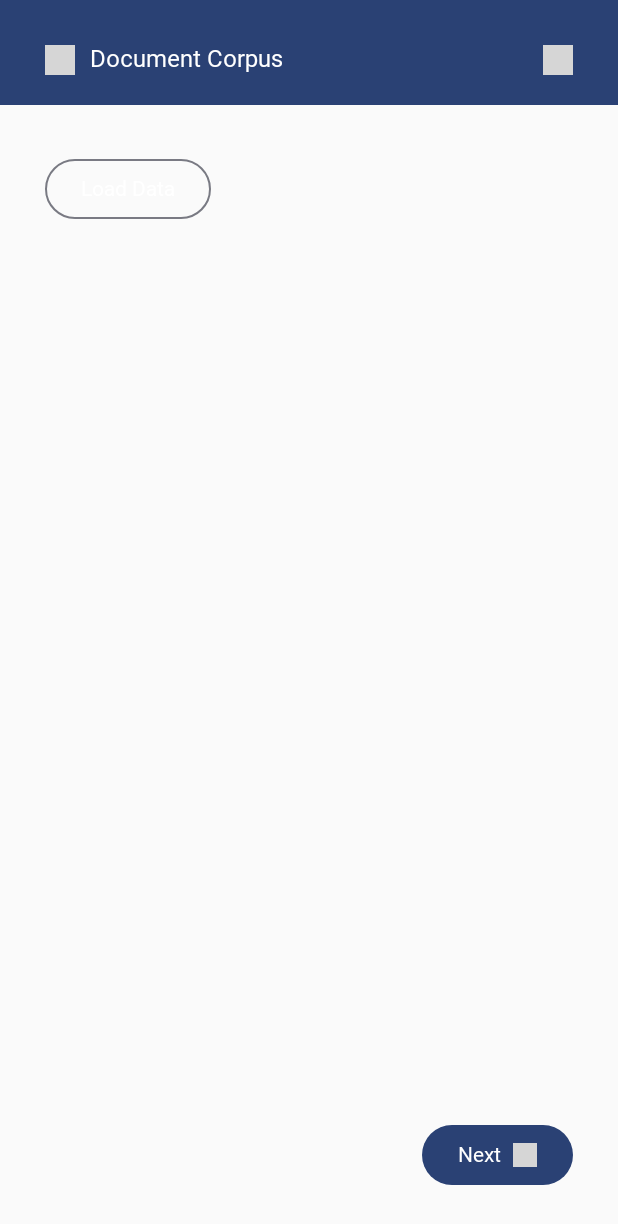
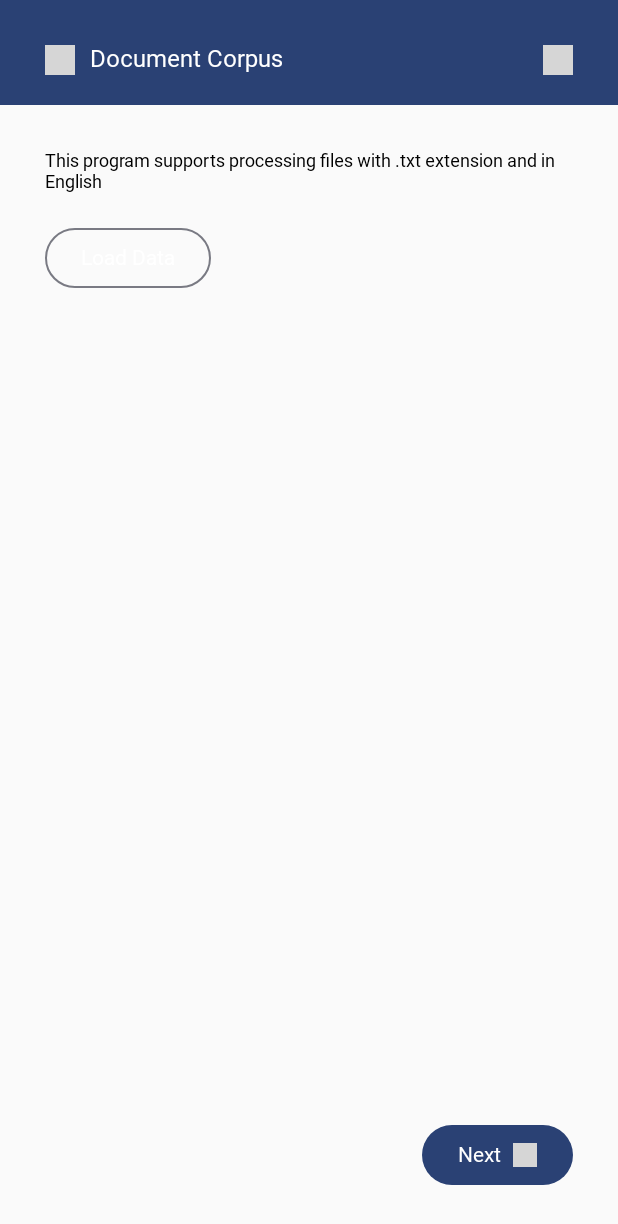
Before and after one commit to EkaterinaPikhovkina/taxonomy, an Android app built with Jetpack Compose: the DocumentCorpusObject screen opened through its navigation route, on a phone screen of 412 x 824 dp. Shown: the top 1224 px of the screen. Run offline under Robolectric (Android 15) with nearby library versions, the light colour scheme and no system bars; our stand-ins replace Firebase (no records; nobody signed in at launch, a user with empty details on screens opened directly); libraries missing offline, so code that uses them is left out: coil.decode, com.chaquo.python; Roboto replaces fonts that are not available here; 3 statements that could not run were skipped; grey boxes are pictures that could not be loaded.

Commit message:
solved some problems

```diff
--- a/app/src/main/java/com/example/taxonomy/DocumentCorpus.kt
+++ b/app/src/main/java/com/example/taxonomy/DocumentCorpus.kt
@@ -6,12 +6,12 @@ import androidx.activity.result.contract.ActivityResultContracts
 import androidx.compose.foundation.layout.Arrangement
 import androidx.compose.foundation.layout.Column
 import androidx.compose.foundation.layout.Row
+import androidx.compose.foundation.layout.Spacer
 import androidx.compose.foundation.layout.fillMaxSize
 import androidx.compose.foundation.layout.fillMaxWidth
+import androidx.compose.foundation.layout.height
 import androidx.compose.foundation.layout.padding
-import androidx.compose.foundation.layout.size
 import androidx.compose.foundation.lazy.LazyColumn
-import androidx.compose.foundation.lazy.items
 import androidx.compose.material3.MaterialTheme
 import androidx.compose.material3.OutlinedButton
 import androidx.compose.material3.Text
@@ -20,13 +20,9 @@ import androidx.compose.runtime.mutableStateOf
 import androidx.compose.runtime.remember
 import androidx.compose.ui.Alignment
 import androidx.compose.ui.Modifier
-import androidx.compose.ui.layout.ContentScale
 import androidx.compose.ui.platform.LocalContext
 import androidx.compose.ui.unit.dp
 import androidx.navigation.NavHostController
-import coil.compose.AsyncImage
-import coil.decode.SvgDecoder
-import coil.request.ImageRequest
 import com.chaquo.python.PyObject
 import com.chaquo.python.Python
 import com.chaquo.python.android.AndroidPlatform
@@ -41,22 +37,49 @@ fun DocumentCorpus(
     navController: NavHostController,
     navData: DocumentCorpusObject
 ) {
-    val loadedFiles = remember { mutableStateOf<List<String>>(emptyList()) }
     val textContent = remember { mutableStateOf("") }
     val context = LocalContext.current
+    val errorState = remember { mutableStateOf("") }
 
-    Column(modifier = Modifier.fillMaxSize()) {
+    Column(
+        modifier = Modifier
+            .fillMaxSize()
+    ) {
         TopAppBar(
             iconResId = R.drawable.doc,
             titleText = "Document Corpus",
             navController = navController,
             profileIcon = 1,
-            navData = ProfileObject(navData.uid, navData.email)
+            navData = ProfileObject(navData.uid)
         )
 
         fun processAllFiles(uris: List<Uri>) {
             uris.forEach { uri ->
                 val contentResolver = context.contentResolver
+                val fileName = try {
+                    val cursor = contentResolver.query(uri, null, null, null, null)
+                    cursor?.use {
+                        if (it.moveToFirst()) {
+                            val displayNameIndex = it.getColumnIndex("_display_name")
+                            if (displayNameIndex != -1) it.getString(displayNameIndex) else null
+                        } else null
+                    }
+                } catch (e: Exception) {
+                    errorState.value = "Error getting file name: ${e.message}"
+                    return
+                }
+
+                if(fileName == null) {
+                    errorState.value = "Could not get file name"
+                    return
+                }
+
+
+                if (!fileName.endsWith(".txt", ignoreCase = true)) {
+                    errorState.value = "Unsupported file type. Only .txt files are allowed."
+                    return
+                }
+
                 val inputStream = contentResolver.openInputStream(uri)
                 if (inputStream != null) {
                     try {
@@ -79,14 +102,17 @@ fun DocumentCorpus(
             }
         )
 
-        LazyColumn(
+        Column(
             modifier = Modifier
+                .fillMaxWidth()
                 .weight(1f)
-                .fillMaxWidth()
-                .padding(start = 30.dp, top = 32.dp, end = 30.dp, bottom = 0.dp),
-            verticalArrangement = Arrangement.spacedBy(28.dp)
+                .padding(start = 30.dp, top = 30.dp, end = 30.dp, bottom = 0.dp),
         ) {
-            item {
+            Text(
+                text = "This program supports processing files with .txt extension and in English",
+                style = MaterialTheme.typography.bodyLarge,
+            )
+            Spacer(modifier = Modifier.height(20.dp))
             Row(
                 modifier = Modifier
                     .fillMaxWidth(),
@@ -96,9 +122,7 @@ fun DocumentCorpus(
                     onClick = {
                         launcher.launch(
                             arrayOf(
-                                    "text/plain",
-                                    "application/pdf",
-                                    "application/vnd.openxmlformats-officedocument.wordprocessingml.document"
+                                "text/plain"
                             )
                         )
                     },
@@ -110,30 +134,19 @@ fun DocumentCorpus(
                     )
                 }
             }
-            }
-
-            items(loadedFiles.value) { file ->
-                Row(
-                    modifier = Modifier.fillMaxWidth(),
-                    verticalAlignment = Alignment.CenterVertically,
-                    horizontalArrangement = Arrangement.SpaceBetween
-                ) {
+            if (errorState.value.isNotEmpty()) {
+                Spacer(modifier = Modifier.height(20.dp))
                 Text(
-                        text = file,
-                        style = MaterialTheme.typography.labelMedium,
-                    )
-                    AsyncImage(
-                        model = ImageRequest.Builder(LocalContext.current)
-                            .data(R.drawable.close)
-                            .decoderFactory(SvgDecoder.Factory())
-                            .build(),
-                        contentDescription = null,
-                        modifier = Modifier.size(16.dp),
-                        contentScale = ContentScale.Fit
+                    text = errorState.value,
+                    style = MaterialTheme.typography.bodyLarge,
                 )
             }
-            }
-
+            Spacer(modifier = Modifier.height(20.dp))
+            LazyColumn(
+                modifier = Modifier
+                    .weight(1f)
+                    .fillMaxWidth(),
+            ) {
                 item {
                     Text(
                         text = textContent.value,
@@ -141,7 +154,7 @@ fun DocumentCorpus(
                     )
                 }
             }
-
+        }
         Row(
             modifier = Modifier
                 .fillMaxWidth()
@@ -158,7 +171,7 @@ fun DocumentCorpus(
                         val python = Python.getInstance()
                         val pythonModule = python.getModule("term_extraction")
 
-                        val result: PyObject = pythonModule.callAttr("fun", textContent.value)
+                        val result: PyObject = pythonModule.callAttr("extract_entities", textContent.value)
 
                         val resultTuple = result.asList()
                         val categoriesPyList = resultTuple[0].asList()
@@ -172,12 +185,13 @@ fun DocumentCorpus(
                         val categoriesString = categories.joinToString(",")
                         val keywordsString = keywords.joinToString("|") { it.joinToString(",") }
 
-                        navController.navigate(TaxonomyObject(
+                        navController.navigate(
+                            TaxonomyObject(
                                 uid = navData.uid,
-                            email = navData.email,
                                 categories = categoriesString,
                                 keywords = keywordsString
-                        ))
+                            )
+                        )
                     }
                 },
                 text = "Next",
--- a/app/src/main/java/com/example/taxonomy/LoginScreen.kt
+++ b/app/src/main/java/com/example/taxonomy/LoginScreen.kt
@@ -63,6 +63,7 @@ fun LoginScreen(
                 label = { Text("Password") }
             )
             if (errorState.value.isNotEmpty()) {
+                Spacer(modifier = Modifier.height(20.dp))
                 Text(
                     text = errorState.value,
                     style = MaterialTheme.typography.bodyLarge,
@@ -133,7 +134,6 @@ private fun signUp(
             if (task.isSuccessful) onSignUpSuccess(
                 ProfileObject(
                     task.result.user?.uid!!,
-                    task.result.user?.email!!,
                 )
             )
         }
@@ -160,7 +160,6 @@ private fun signIn(
             if (task.isSuccessful) onSignInSuccess(
                 ProfileObject(
                     task.result.user?.uid!!,
-                    task.result.user?.email!!,
                 )
             )
         }
--- a/app/src/main/java/com/example/taxonomy/MainActivity.kt
+++ b/app/src/main/java/com/example/taxonomy/MainActivity.kt
@@ -64,9 +64,6 @@ class MainActivity : ComponentActivity() {
                     composable<TaxonomyObject> { navEntry ->
                         Taxonomy(
                             navController = navController,
-                            navigateBack = {
-                                navController.popBackStack()
-                            },
                             navEntry.toRoute<TaxonomyObject>(),
                         )
                     }
--- a/app/src/main/java/com/example/taxonomy/ui/data/DocumentCorpusObject.kt
+++ b/app/src/main/java/com/example/taxonomy/ui/data/DocumentCorpusObject.kt
@@ -4,6 +4,5 @@ import kotlinx.serialization.Serializable
 
 @Serializable
 data class DocumentCorpusObject(
-    val uid: String = "",
-    val email: String = ""
+    val uid: String = ""
 )
--- a/app/src/main/java/com/example/taxonomy/ui/data/ProfileObject.kt
+++ b/app/src/main/java/com/example/taxonomy/ui/data/ProfileObject.kt
@@ -4,6 +4,5 @@ import kotlinx.serialization.Serializable
 
 @Serializable
 data class ProfileObject(
-    val uid: String = "",
-    val email: String = ""
+    val uid: String = ""
 )
--- a/app/src/main/java/com/example/taxonomy/ui/data/ProjectsObject.kt
+++ b/app/src/main/java/com/example/taxonomy/ui/data/ProjectsObject.kt
@@ -4,6 +4,5 @@ import kotlinx.serialization.Serializable
 
 @Serializable
 data class ProjectsObject(
-    val uid: String = "",
-    val email: String = ""
+    val uid: String = ""
     )
--- a/app/src/main/java/com/example/taxonomy/ui/data/TaxonomyObject.kt
+++ b/app/src/main/java/com/example/taxonomy/ui/data/TaxonomyObject.kt
@@ -5,7 +5,6 @@ import kotlinx.serialization.Serializable
 @Serializable
 data class TaxonomyObject (
     val uid: String = "",
-    val email: String = "",
     val name: String = "",
     val categories: String = "",
     val keywords: String = ""
```
Also changed, not shown: app/src/main/java/com/example/taxonomy/Components.kt (+41 -40 lines), app/src/main/java/com/example/taxonomy/Profile.kt (+75 -9 lines), app/src/main/java/com/example/taxonomy/Projects.kt (+58 -2 lines), app/src/main/java/com/example/taxonomy/Taxonomy.kt (+108 -10 lines), app/src/main/res/drawable/arrow_left.png (deleted), app/src/main/res/drawable/close.png (deleted), app/src/main/res/drawable/eye.png (added), app/src/main/res/drawable/sign_out.png (deleted), 1 other file. Lines whose indentation alone changed are shown as unchanged.
